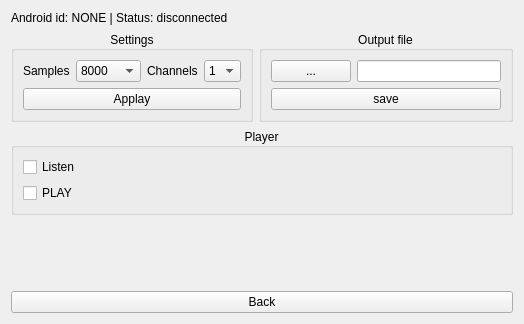
Qt form qt_server/q_settings.ui (Gabriele91/AndroidSilenceAudioRecording) before a commit.
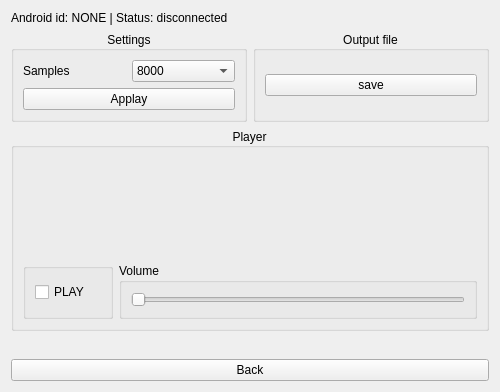
The same form after that commit. Custom widgets are drawn as their Qt base class.

Commit message: Added QCustomPlot and possibility to save the sound file

Diff of the .ui file:
```diff
--- a/qt_server/q_settings.ui
+++ b/qt_server/q_settings.ui
@@ -6,8 +6,8 @@
    <rect>
     <x>0</x>
     <y>0</y>
-    <width>524</width>
-    <height>324</height>
+    <width>500</width>
+    <height>392</height>
    </rect>
   </property>
   <property name="windowTitle">
@@ -34,11 +34,9 @@
        <property name="alignment">
         <set>Qt::AlignCenter</set>
        </property>
-       <layout class="QHBoxLayout" name="horizontalLayout_2">
+       <layout class="QVBoxLayout" name="verticalLayout_2">
         <item>
-         <layout class="QVBoxLayout" name="m_vl_1">
-          <item>
-           <layout class="QHBoxLayout" name="m_hl_0">
+         <layout class="QHBoxLayout" name="horizontalLayout">
             <item>
              <widget class="QLabel" name="m_lb_samples">
               <property name="text">
@@ -65,27 +63,6 @@
               </item>
              </widget>
             </item>
-            <item>
-             <widget class="QLabel" name="m_lb_channels">
-              <property name="text">
-               <string>Channels</string>
-              </property>
-             </widget>
-            </item>
-            <item>
-             <widget class="QComboBox" name="m_cb_channels">
-              <item>
-               <property name="text">
-                <string>1</string>
-               </property>
-              </item>
-              <item>
-               <property name="text">
-                <string>2</string>
-               </property>
-              </item>
-             </widget>
-            </item>
            </layout>
           </item>
           <item>
@@ -96,8 +73,6 @@
            </widget>
           </item>
          </layout>
-        </item>
-       </layout>
       </widget>
      </item>
      <item>
@@ -109,20 +84,6 @@
         <set>Qt::AlignCenter</set>
        </property>
        <layout class="QVBoxLayout" name="verticalLayout_4">
-        <item>
-         <layout class="QHBoxLayout" name="m_hl_output">
-          <item>
-           <widget class="QPushButton" name="m_pb_path">
-            <property name="text">
-             <string>...</string>
-            </property>
-           </widget>
-          </item>
-          <item>
-           <widget class="QLineEdit" name="m_le_path"/>
-          </item>
-         </layout>
-        </item>
         <item>
          <widget class="QPushButton" name="m_pb_save">
           <property name="text">
@@ -143,16 +104,31 @@
      <property name="alignment">
       <set>Qt::AlignCenter</set>
      </property>
-     <layout class="QHBoxLayout" name="horizontalLayout_4">
+     <layout class="QVBoxLayout" name="verticalLayout_3">
       <item>
-       <layout class="QVBoxLayout" name="m_vl_player">
-        <item>
-         <widget class="QCheckBox" name="m_cb_listen">
-          <property name="text">
-           <string>Listen</string>
+       <widget class="QCustomPlot" name="m_plotter" native="true">
+        <property name="minimumSize">
+         <size>
+          <width>0</width>
+          <height>100</height>
+         </size>
           </property>
          </widget>
         </item>
+      <item>
+       <layout class="QHBoxLayout" name="m_hl_player">
+        <item>
+         <widget class="QGroupBox" name="m_gb_play_stop">
+          <property name="minimumSize">
+           <size>
+            <width>90</width>
+            <height>0</height>
+           </size>
+          </property>
+          <property name="title">
+           <string/>
+          </property>
+          <layout class="QVBoxLayout" name="verticalLayout_6">
         <item>
          <widget class="QCheckBox" name="m_cb_play_stop">
           <property name="text">
@@ -161,6 +137,31 @@
          </widget>
         </item>
        </layout>
+         </widget>
+        </item>
+        <item>
+         <widget class="QGroupBox" name="m_gb_volume">
+          <property name="title">
+           <string>Volume</string>
+          </property>
+          <layout class="QHBoxLayout" name="m_hl_volume">
+           <item>
+            <widget class="QSlider" name="m_hs_sound">
+             <property name="minimum">
+              <number>1</number>
+             </property>
+             <property name="maximum">
+              <number>100</number>
+             </property>
+             <property name="orientation">
+              <enum>Qt::Horizontal</enum>
+             </property>
+            </widget>
+           </item>
+          </layout>
+         </widget>
+        </item>
+       </layout>
       </item>
      </layout>
     </widget>
@@ -187,6 +188,14 @@
    </item>
   </layout>
  </widget>
+ <customwidgets>
+  <customwidget>
+   <class>QCustomPlot</class>
+   <extends>QWidget</extends>
+   <header>qcustomplot/qcustomplot.h</header>
+   <container>1</container>
+  </customwidget>
+ </customwidgets>
  <resources/>
  <connections>
   <connection>
```
Left out of the diff: 34 changed lines with no effect on the pictures. Lines whose indentation alone changed are shown as unchanged. The commit also changes 9 other files.
